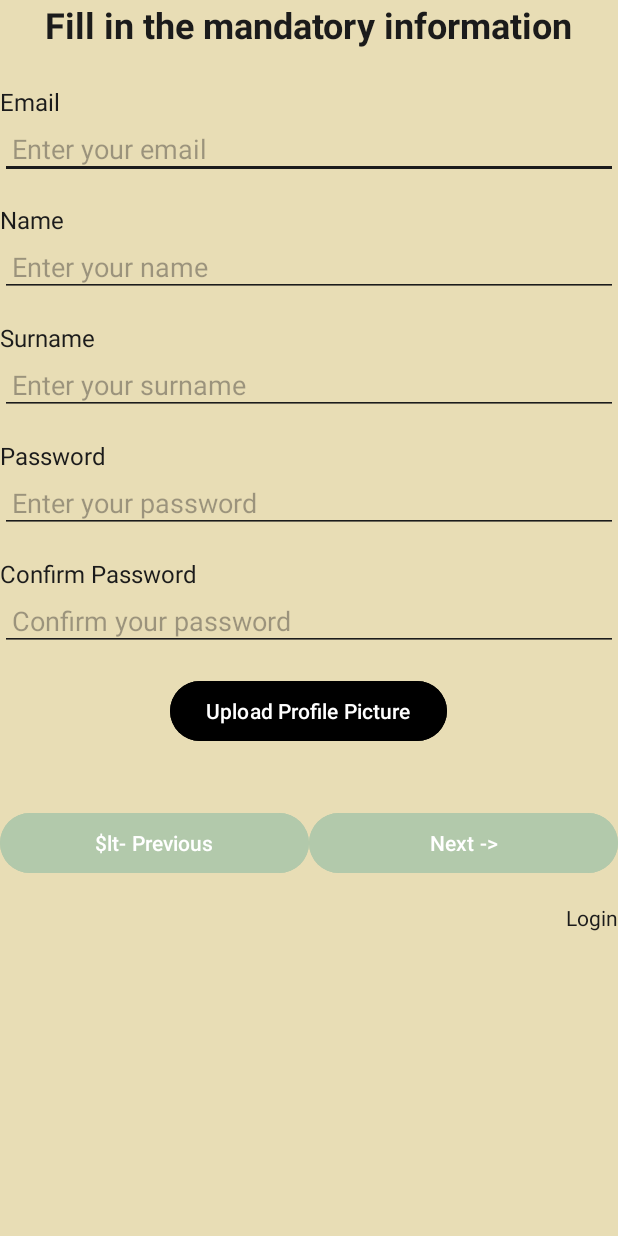
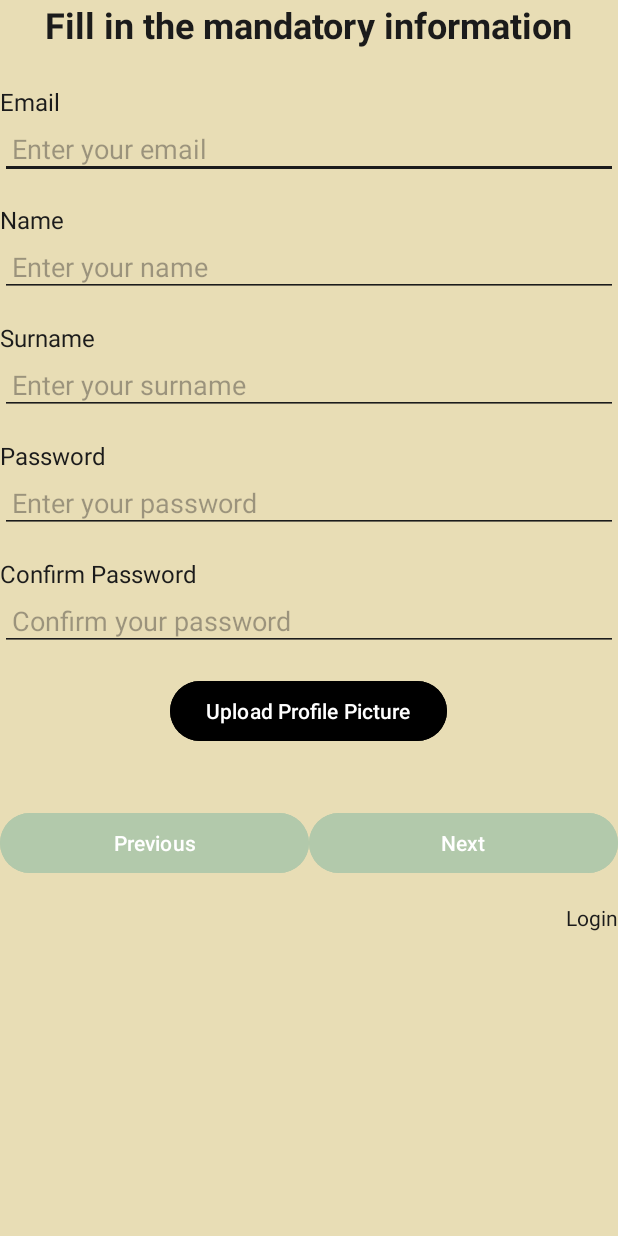
Before and after one commit to kzi-nastava/iss-project-event-planner-siit-2024-team-33, an Android app: the EventPlannerActivityMandatory screen opened directly, with no data from a screen before it, on a phone screen of 412 x 824 dp. Run offline under Robolectric (Android 15) with nearby library versions, the phone set to English and light mode, and no system bars.

Commit message:
minor changes

```diff
--- a/MA/app/src/main/res/layout/activity_event_planner_mandatory.xml
+++ b/MA/app/src/main/res/layout/activity_event_planner_mandatory.xml
@@ -118,7 +118,7 @@
         <Button
             android:layout_width="wrap_content"
             android:layout_height="wrap_content"
-            android:text="$lt- Previous"
+            android:text="Previous"
             android:backgroundTint="@color/freaky_green"
             android:textColor="#FFFFFF"
             android:id="@+id/previous_button"
@@ -128,7 +128,7 @@
         <Button
             android:layout_width="wrap_content"
             android:layout_height="wrap_content"
-            android:text="Next ->"
+            android:text="Next"
             android:backgroundTint="@color/freaky_green"
             android:textColor="#FFFFFF"
             android:id="@+id/next_button"
--- a/MA/app/src/main/res/layout/activity_event_planner_optional.xml
+++ b/MA/app/src/main/res/layout/activity_event_planner_optional.xml
@@ -90,7 +90,7 @@
         android:layout_width="0dp"
         android:layout_height="wrap_content"
         android:layout_weight="1"
-        android:text="$lt- Previous"
+        android:text="Previous"
         android:backgroundTint="@color/freaky_green"
         android:textColor="#FFFFFF"
         android:padding="8dp" />
--- a/MA/app/src/main/res/layout/activity_org_mandatory.xml
+++ b/MA/app/src/main/res/layout/activity_org_mandatory.xml
@@ -142,7 +142,7 @@
         <Button
             android:layout_width="wrap_content"
             android:layout_height="wrap_content"
-            android:text="$lt- Previous"
+            android:text="Previous"
             android:backgroundTint="@color/freaky_green"
             android:textColor="#FFFFFF"
             android:id="@+id/previous_button"
@@ -152,7 +152,7 @@
         <Button
             android:layout_width="wrap_content"
             android:layout_height="wrap_content"
-            android:text="Next ->"
+            android:text="Next"
             android:backgroundTint="@color/freaky_green"
             android:textColor="#FFFFFF"
             android:id="@+id/next_button"
--- a/MA/app/src/main/res/layout/activity_org_optional.xml
+++ b/MA/app/src/main/res/layout/activity_org_optional.xml
@@ -45,7 +45,7 @@
             android:layout_width="0dp"
             android:layout_height="wrap_content"
             android:layout_weight="1"
-            android:text="$lt- Previous"
+            android:text="Previous"
             android:backgroundTint="@color/freaky_green"
             android:textColor="#FFFFFF"
             android:padding="8dp" />
```
